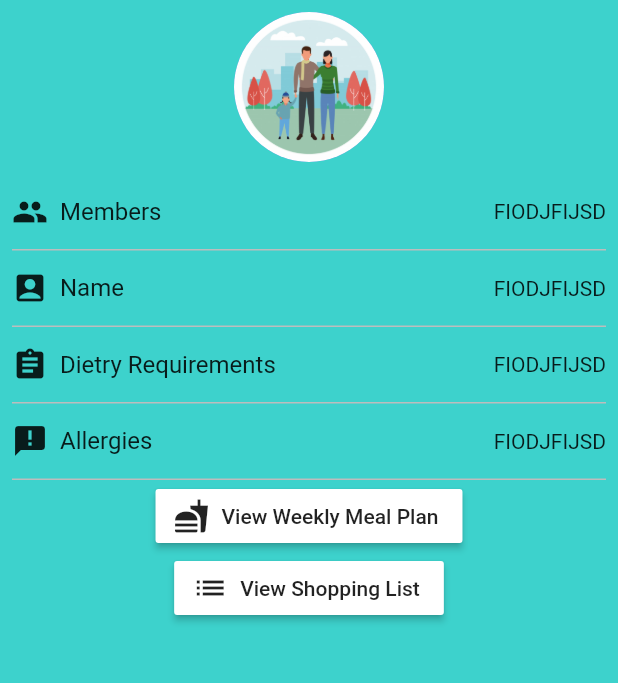
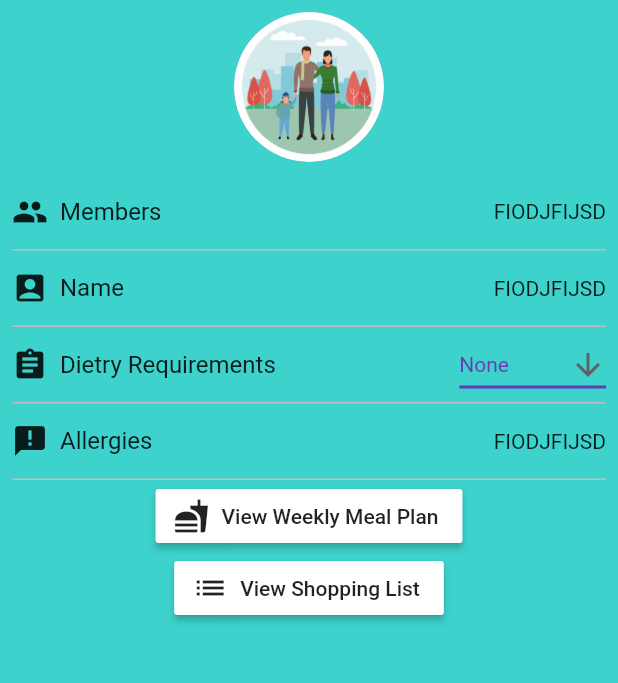
Before and after one commit to SamKingDev/HighfieldHack2021, a Flutter app: the FamilyPage screen opened directly, on a phone screen of 412 x 824 dp, the part 159-842 px from its top. Run offline on Flutter 3.47's test engine with Material 2 defaults, Android fonts, the phone set to English and light mode, and no system bars; our stand-ins replace cloud_firestore, firebase_auth, firebase_core, flutter_signin_button, google_sign_in; accounts and stored records are empty.

Commit message:
wokring on family dropdowns

```diff
--- a/App/lib/screens/Family/family.dart
+++ b/App/lib/screens/Family/family.dart
@@ -119,12 +119,14 @@ class _FamilyPageState extends State<FamilyPage> {
               children: [
                 CustomProfileTile(Icons.group, 'Members', 'FIODJFIJSD'),
                 CustomProfileTile(Icons.account_box, 'Name', 'FIODJFIJSD'),
-                CustomProfileTile(
-                    Icons.assignment, 'Dietry Requirements', 'FIODJFIJSD'),
+                dietryRequirementsTile((){}, Icons.assignment, 'Dietry Requirements'),
                 CustomProfileTile(
                     Icons.announcement, 'Allergies', 'FIODJFIJSD'),
               ],
             )),
+            Container(
+
+            ),
             Container(
               child: RaisedButton.icon(
                 color: Colors.white,
@@ -201,3 +203,76 @@ class _FamilyListWidgetState extends State<FamilyListWidget> {
     ));
   }
 }
+
+
+class dietryRequirementsTile extends StatefulWidget {
+  Function onTap;
+  String requirement;
+  IconData icon;
+  String text;
+
+    dietryRequirementsTile(this.onTap, this.icon, this.text);
+
+  @override
+  _dietryRequirementsTile createState() => _dietryRequirementsTile();
+}
+
+class _dietryRequirementsTile extends State<dietryRequirementsTile> {
+  String selectedValue = 'None';
+
+  @override
+  Widget build(BuildContext context) {
+    return Padding(
+      padding: const EdgeInsets.fromLTRB(8.0, 0, 8.0, 0),
+      child: Container(
+        decoration: BoxDecoration(
+            border: Border(bottom: BorderSide(color: Colors.grey[400]))),
+        child: Container(
+          height: 50,
+          child: Row(
+            mainAxisAlignment: MainAxisAlignment.spaceBetween, //x axis
+            children: <Widget>[
+              Row(
+                children: <Widget>[
+                  Icon(widget.icon),
+                  Padding(
+                    padding: const EdgeInsets.all(8.0),
+                    child: Text(
+                      widget.text,
+                      style: TextStyle(fontSize: 16.0),
+                    ),
+                  ),
+                ],
+              ),
+              DropdownButton<String>(
+                value: selectedValue,
+                icon: Icon(Icons.arrow_downward),
+                iconSize: 24,
+                elevation: 16,
+                style: TextStyle(
+                    color: Colors.deepPurple
+                ),
+                underline: Container(
+                    height: 2,
+                    color: Colors.deepPurple
+                ),
+                onChanged: (String newValue) {
+                  setState(() {
+                    selectedValue = newValue;
+                  });
+                },
+                items: <String>['None', 'Vegan', 'Vegetarian', 'Pescetarian']
+                    .map<DropdownMenuItem<String>>((String value) {
+                  return DropdownMenuItem<String>(
+                      value: value,
+                      child: Text(value)
+                  );
+                }).toList(),
+              ),
+            ],
+          ),
+        ),
+      ),
+    );
+  }
+}
```
